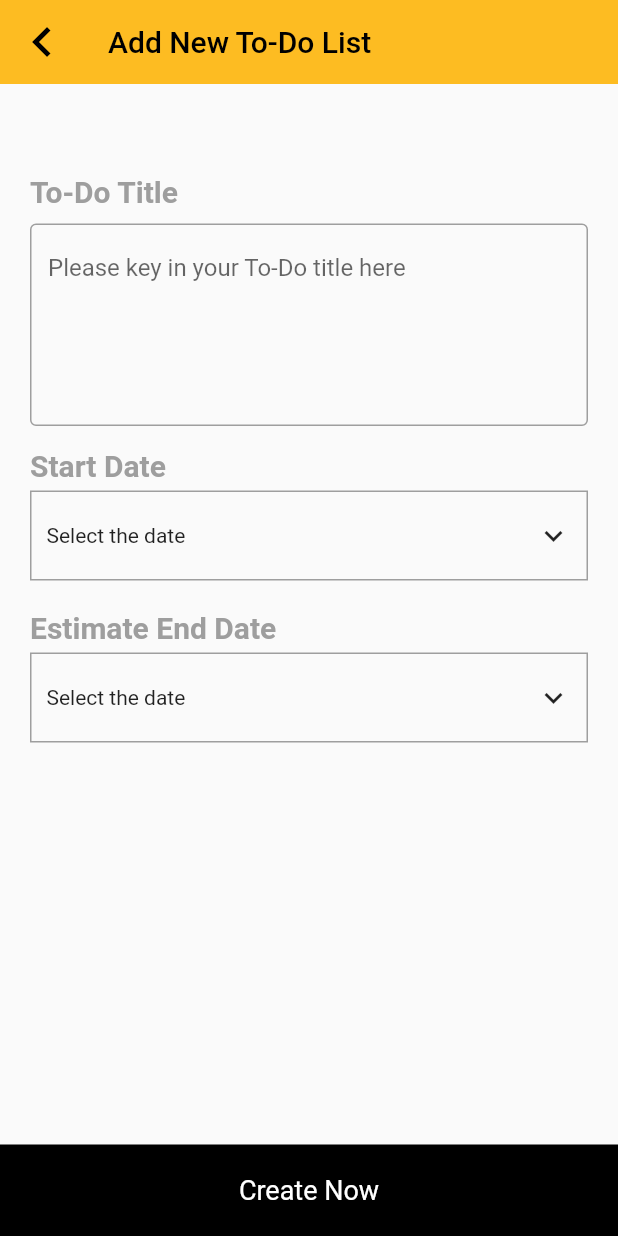
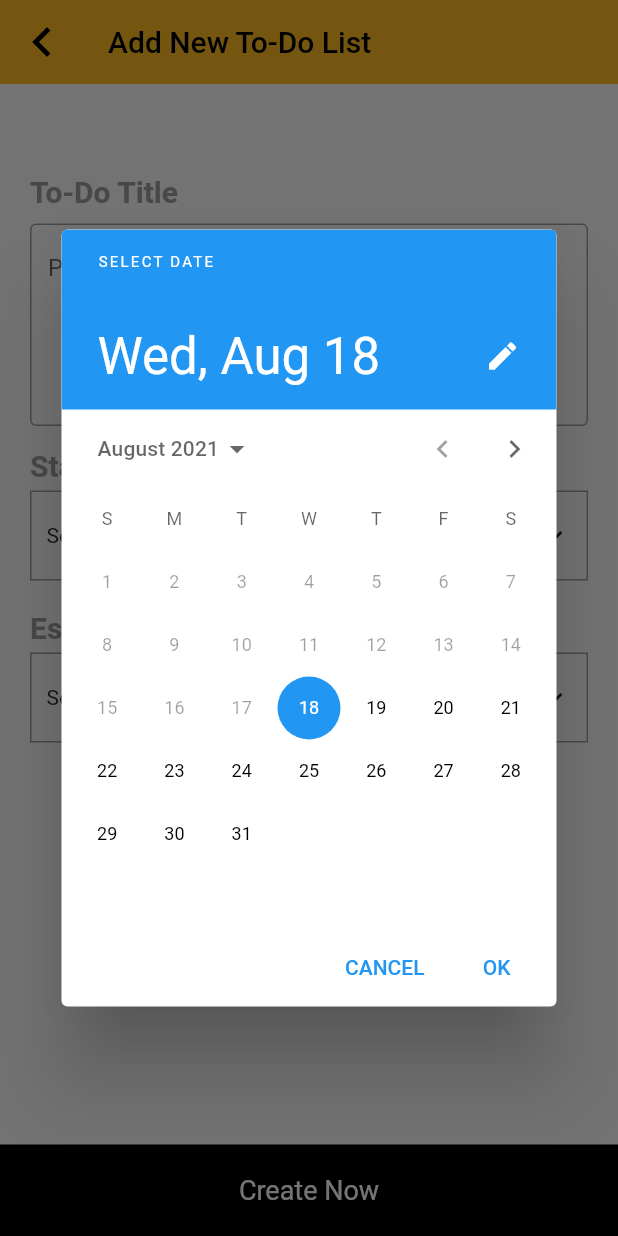
Before and after one commit to wongsieliongwork/etiqa_todo_list, a Flutter app: the AddEditScreen screen opened directly, after a tap on "Select the date", on a phone screen of 412 x 824 dp. Run offline on Flutter 3.47's test engine with Material 2 defaults, Android fonts, the light colour scheme and no system bars; our stand-ins replace cloud_firestore, firebase_core, jiffy; accounts and stored records are empty.

Commit message:
change time picker

```diff
--- a/lib/screens/add_edit_todo_screen.dart
+++ b/lib/screens/add_edit_todo_screen.dart
@@ -1,8 +1,6 @@
 import 'package:etiqa_todo_list/services/todoService.dart';
 import 'package:etiqa_todo_list/utils/constants.dart';
 import 'package:flutter/material.dart';
-import 'package:flutter_datetime_picker/flutter_datetime_picker.dart';
-import 'package:fluttertoast/fluttertoast.dart';
 
 class AddEditScreen extends StatefulWidget {
   final bool isEdit;
@@ -118,21 +116,35 @@ class _AddEditScreenState extends State<AddEditScreen> {
                           date = DateTime.now();
                         }
                         FocusScope.of(context).unfocus();
-
-                        DatePicker.showDatePicker(context,
-                            showTitleActions: true,
-                            minTime: DateTime.now(),
-                            maxTime: DateTime(2100, 12, 31), onChanged: (date) {
-                          print('change $date');
-                        }, onConfirm: (date) {
+                        showDatePicker(
+                          context: context,
+                          initialDate: DateTime(
+                              date.year, date.month, date.day), // Refer step 1
+                          firstDate: DateTime.now(),
+                          lastDate: DateTime(2100, 12, 31),
+                        ).then((date) {
+                          if (date != null) {
                             setState(() {
                               startDate =
                                   "${date.year}-${date.month.toString().padLeft(2, '0')}-${date.day.toString().padLeft(2, '0')}";
                             });
-                        },
-                            currentTime:
-                                DateTime(date.year, date.month, date.day),
-                            locale: LocaleType.en);
+                          }
+                        });
+
+                        // DatePicker.showDatePicker(context,
+                        //     showTitleActions: true,
+                        //     minTime: DateTime.now(),
+                        //     maxTime: DateTime(2100, 12, 31), onChanged: (date) {
+                        //   print('change $date');
+                        // }, onConfirm: (date) {
+                        //   setState(() {
+                        //     startDate =
+                        //         "${date.year}-${date.month.toString().padLeft(2, '0')}-${date.day.toString().padLeft(2, '0')}";
+                        //   });
+                        // },
+                        //     currentTime:
+                        //         DateTime(date.year, date.month, date.day),
+                        //     locale: LocaleType.en);
                       },
                       child: SizedBox(
                           width: double.infinity,
@@ -176,26 +188,41 @@ class _AddEditScreenState extends State<AddEditScreen> {
                           date = DateTime.now();
                         }
                         FocusScope.of(context).unfocus();
-                        DatePicker.showDatePicker(context,
-                            showTitleActions: true,
-                            minTime: DateTime.now(),
-                            maxTime: DateTime(
-                              2100,
-                              12,
-                              31,
-                            ), onChanged: (date) {
-                          print('change $date');
-                        }, onConfirm: (date) {
-                          print('confirm $date');
-
+                        showDatePicker(
+                          context: context,
+                          initialDate: DateTime(
+                              date.year, date.month, date.day), // Refer step 1
+                          firstDate: DateTime.now(),
+                          lastDate: DateTime(2100, 12, 31),
+                        ).then((date) {
+                          if (date != null) {
                             setState(() {
                               endDate =
                                   "${date.year}-${date.month.toString().padLeft(2, '0')}-${date.day.toString().padLeft(2, '0')}";
                             });
-                        },
-                            currentTime:
-                                DateTime(date.year, date.month, date.day),
-                            locale: LocaleType.en);
+                          }
+                        });
+
+                        // DatePicker.showDatePicker(context,
+                        //     showTitleActions: true,
+                        //     minTime: DateTime.now(),
+                        //     maxTime: DateTime(
+                        //       2100,
+                        //       12,
+                        //       31,
+                        //     ), onChanged: (date) {
+                        //   print('change $date');
+                        // }, onConfirm: (date) {
+                        //   print('confirm $date');
+
+                        //   setState(() {
+                        //     endDate =
+                        //         "${date.year}-${date.month.toString().padLeft(2, '0')}-${date.day.toString().padLeft(2, '0')}";
+                        //   });
+                        // },
+                        //     currentTime:
+                        //         DateTime(date.year, date.month, date.day),
+                        //     locale: LocaleType.en);
                       },
                       child: SizedBox(
                           width: double.infinity,
--- a/pubspec.yaml
+++ b/pubspec.yaml
@@ -26,7 +26,6 @@ dependencies:
   firebase_core: ^1.5.0
   flutter:
     sdk: flutter
-  flutter_datetime_picker: ^1.5.1
   flutter_launcher_icons: ^0.9.1
   fluttertoast: ^8.0.8
   jiffy: ^4.1.0
```
Also changed, not shown: pubspec.lock. Lines whose indentation alone changed are shown as unchanged.
